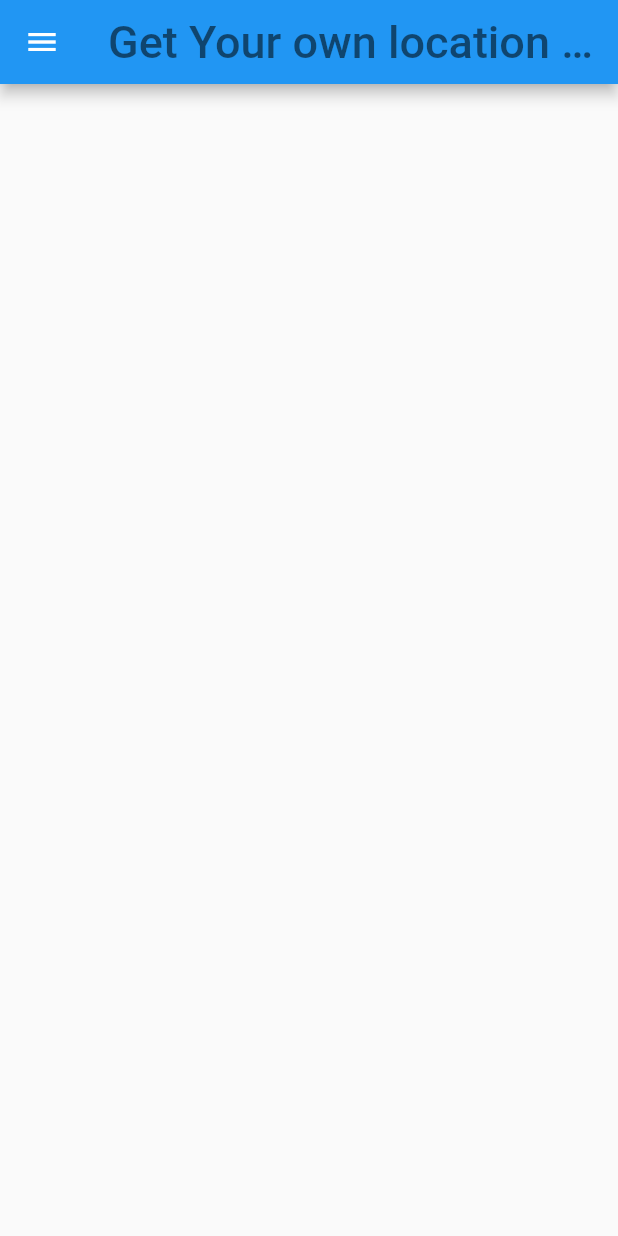
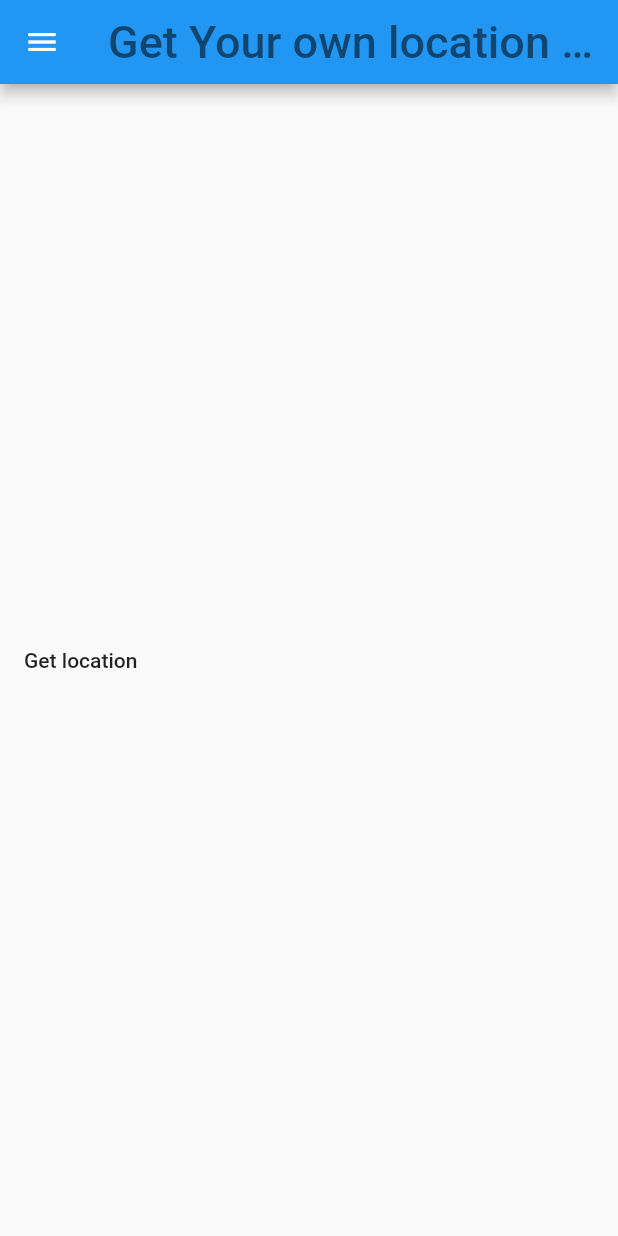
Before and after one commit to bhattaraimadhu56/flutter_find_userLocation_address, a Flutter app: the screen it shows after launch, on a phone screen of 412 x 824 dp. Run offline on Flutter 3.47's test engine with Material 2 defaults, Android fonts, the phone set to English and light mode, and no system bars; our stand-ins replace geolocator.

Commit message:
get current location in latitude and longitude

```diff
--- a/lib/homeMainPage.dart
+++ b/lib/homeMainPage.dart
@@ -1,4 +1,5 @@
 import 'package:flutter/material.dart';
+import 'package:geolocator/geolocator.dart';
 
 class HomeMainPage extends StatefulWidget {
   @override
@@ -6,6 +7,10 @@ class HomeMainPage extends StatefulWidget {
 }
 
 class _HomeMainPageState extends State<HomeMainPage> {
+// define the variable here
+
+  Position _currentPosition;
+
   @override
   Widget build(BuildContext context) {
     return Scaffold(
@@ -36,6 +41,9 @@ class _HomeMainPageState extends State<HomeMainPage> {
             autofocus: true,
             onTap: () {
               // Code to get the current location here
+              _getCurrentLocation();
+              //exit drawer or go back
+              Navigator.pop(context);
             },
             leading: Icon(Icons.location_city_sharp), // give icon on left side
             title: Text("Home Page"), // write text here
@@ -44,6 +52,37 @@ class _HomeMainPageState extends State<HomeMainPage> {
           ),
         ]),
       ),
+      body: Column(
+        mainAxisAlignment: MainAxisAlignment.center,
+        children: [
+          if (_currentPosition != null)
+            Text(
+                "LAT: ${_currentPosition.latitude}, LNG: ${_currentPosition.longitude}"),
+          FlatButton(
+            child: Text("Get location"),
+            onPressed: () {
+              _getCurrentLocation();
+            },
+          ),
+        ],
+      ),
     );
   }
+
+// function to get the current location
+
+  _getCurrentLocation() {
+    final Geolocator geolocator = Geolocator();
+    // ..forceAndroidLocationManager;
+
+    Geolocator.getCurrentPosition(desiredAccuracy: LocationAccuracy.best)
+        .then((Position position) {
+      setState(() {
+        _currentPosition = position;
+        print("Hi, Your location is ${_currentPosition}");
+      });
+    }).catchError((e) {
+      print(e);
+    });
+  }
 }
```
